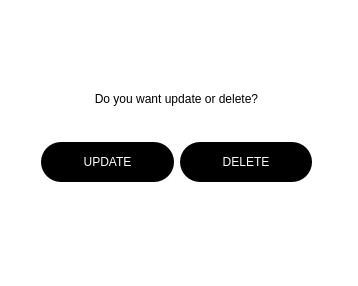
Before: the Qt Designer form question.ui in natalyatesluk/courseWork, drawn with Qt 5.
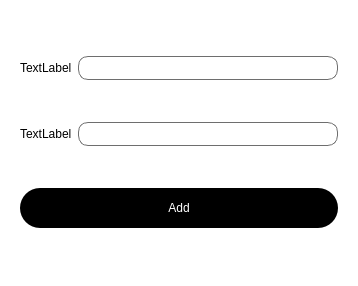
After: the same form once the commit is applied. The open tabs and pages were chosen to show the change.

```diff
--- a/question.ui
+++ b/question.ui
@@ -338,6 +338,37 @@
        </item>
       </layout>
      </widget>
+     <widget class="QWidget" name="addSketchPg">
+      <layout class="QGridLayout" name="gridLayout_7">
+       <item row="0" column="0">
+        <widget class="QLabel" name="label">
+         <property name="text">
+          <string>TextLabel</string>
+         </property>
+        </widget>
+       </item>
+       <item row="0" column="1">
+        <widget class="QLineEdit" name="nameSktLE"/>
+       </item>
+       <item row="1" column="0">
+        <widget class="QLabel" name="label_2">
+         <property name="text">
+          <string>TextLabel</string>
+         </property>
+        </widget>
+       </item>
+       <item row="1" column="1">
+        <widget class="QLineEdit" name="priceSktLE"/>
+       </item>
+       <item row="2" column="0" colspan="2">
+        <widget class="QPushButton" name="addPb">
+         <property name="text">
+          <string>Add</string>
+         </property>
+        </widget>
+       </item>
+      </layout>
+     </widget>
     </widget>
    </item>
   </layout>
```
Left out of the diff: 2 changed lines with no effect on the pictures.
